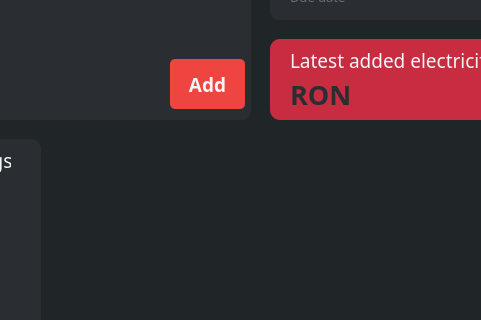
Old version of the form billy_ui.ui in the repository TiberiuMatei/BillyApp; both pictures show x 570 to 1051 and y 461 to 781 of the 1304 by 909 pixel window.
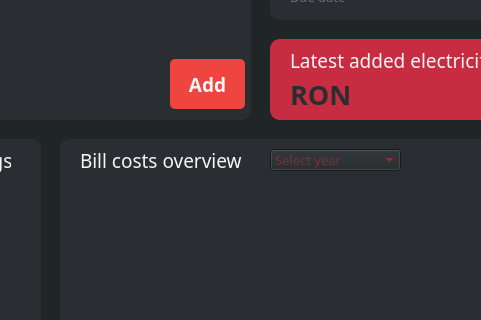
New version of the form. The open tabs and pages were chosen to show the change. Icons and pictures are not drawn.

Commit message: Started line plot logic with combobox

Patch:
```diff
--- a/billy_ui.ui
+++ b/billy_ui.ui
@@ -1835,6 +1835,111 @@
              </property>
             </widget>
            </widget>
+           <widget class="QFrame" name="electricityBillsCosts">
+            <property name="geometry">
+             <rect>
+              <x>430</x>
+              <y>560</y>
+              <width>651</width>
+              <height>291</height>
+             </rect>
+            </property>
+            <property name="styleSheet">
+             <string notr="true">QFrame{
+	border-radius: 10px;	
+	background-color: #2a2e32;
+}</string>
+            </property>
+            <property name="frameShape">
+             <enum>QFrame::StyledPanel</enum>
+            </property>
+            <property name="frameShadow">
+             <enum>QFrame::Raised</enum>
+            </property>
+            <widget class="QLabel" name="lblElectricityAllBillsPlot">
+             <property name="geometry">
+              <rect>
+               <x>20</x>
+               <y>10</y>
+               <width>181</width>
+               <height>23</height>
+              </rect>
+             </property>
+             <property name="maximumSize">
+              <size>
+               <width>500</width>
+               <height>16777215</height>
+              </size>
+             </property>
+             <property name="font">
+              <font>
+               <family>SF UI Display</family>
+               <pointsize>14</pointsize>
+              </font>
+             </property>
+             <property name="styleSheet">
+              <string notr="true">color: #f3f5f6;</string>
+             </property>
+             <property name="text">
+              <string>Bill costs overview</string>
+             </property>
+            </widget>
+            <widget class="QWidget" name="donutElectricityAllBillsPlot" native="true">
+             <property name="geometry">
+              <rect>
+               <x>10</x>
+               <y>40</y>
+               <width>631</width>
+               <height>251</height>
+              </rect>
+             </property>
+             <property name="styleSheet">
+              <string notr="true">border-radius: 0px;
+background-color: #2a2e32;</string>
+             </property>
+            </widget>
+            <widget class="QComboBox" name="comboBoxElectricityBillYear">
+             <property name="geometry">
+              <rect>
+               <x>210</x>
+               <y>10</y>
+               <width>131</width>
+               <height>22</height>
+              </rect>
+             </property>
+             <property name="font">
+              <font>
+               <family>SF UI Display</family>
+               <pointsize>10</pointsize>
+              </font>
+             </property>
+             <property name="styleSheet">
+              <string notr="true">QComboBox {	
+	color: #C72C41;
+	selection-background-color: #202528;
+	selection-color: #C72C41;
+}
+QListView {	
+	color: #C72C41;
+}
+QComboBox QAbstractItemView
+{
+background-color:#202528;
+selection-background-color: #202528;
+color:#C72C41;
+}</string>
+             </property>
+             <property name="editable">
+              <bool>false</bool>
+             </property>
+             <property name="currentText">
+              <string>Select year</string>
+             </property>
+             <property name="placeholderText">
+              <string>Select year</string>
+             </property>
+            </widget>
+           </widget>
           </widget>
           <widget class="QWidget" name="pageNaturalGas">
            <widget class="QLabel" name="lblNaturalGasTitle">
```
Left out of the diff: 2 changed lines with no effect on the pictures. The commit also changes 13 other files.
